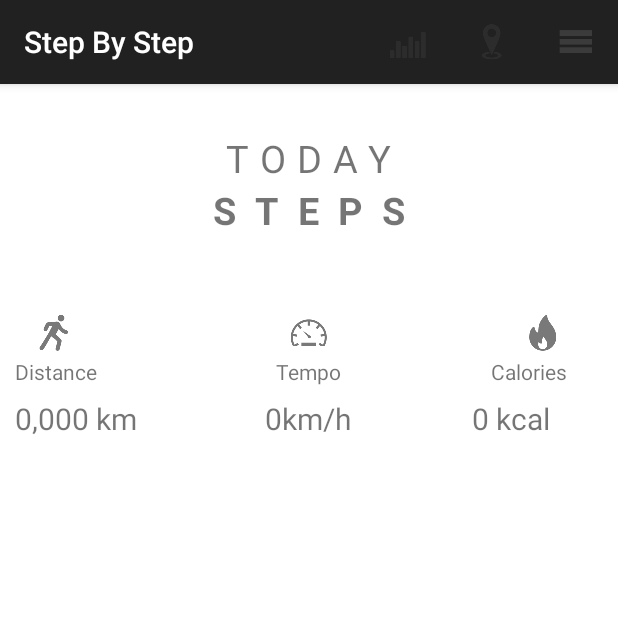
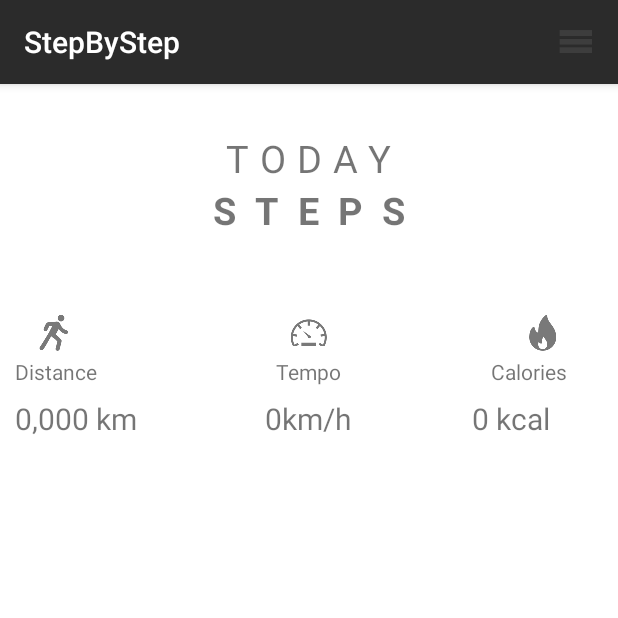
Before and after one commit to Blackgladiator/StepByStepFinal, an Android app: the screen it shows after launch (MainActivity), on a phone screen of 412 x 824 dp, the top half of it. Run offline under Robolectric (Android 15) with nearby library versions, the phone set to English and light mode, and no system bars; 1 statement that could not run was skipped.

Commit message:
Änderungen an der ActionBar

```diff
--- a/app/src/main/AndroidManifest.xml
+++ b/app/src/main/AndroidManifest.xml
@@ -13,7 +13,7 @@
         android:label="@string/app_name"
         android:roundIcon="@mipmap/ic_launcher_round"
         android:supportsRtl="true"
-        android:theme="@style/Theme.AppCompat.Light.DarkActionBar">
+        android:theme="@style/AppTheme">
 
         <meta-data
             android:name="com.google.android.geo.API_KEY"
--- a/app/src/main/java/dienichtskoenner/stepbystep/MainActivity.java
+++ b/app/src/main/java/dienichtskoenner/stepbystep/MainActivity.java
@@ -14,7 +14,6 @@ public class MainActivity extends AppCompatActivity {
     protected void onCreate(Bundle savedInstanceState) {
         super.onCreate(savedInstanceState);
         setContentView(R.layout.activity_main);
-        getSupportActionBar().setTitle("Step By Step");
         getSupportActionBar().setDisplayHomeAsUpEnabled(false);
         initFragments();
     }
--- a/app/src/main/res/menu/menu_main.xml
+++ b/app/src/main/res/menu/menu_main.xml
@@ -7,22 +7,15 @@
     <item
         android:id="@+id/action_bar_chart"
         android:icon="@drawable/chart"
-        android:orderInCategory="100"
+        android:orderInCategory="1"
         android:title="Chart"
-        app:showAsAction="always"></item>
+        app:showAsAction="never"></item>
 
     <item
         android:id="@+id/action_bar_location"
         android:icon="@drawable/location"
-        android:orderInCategory="100"
+        android:orderInCategory="2"
         android:title="Location"
-        app:showAsAction="always"></item>
-
-    <item
-        android:id="@+id/action_bar_folder"
-        android:icon="@drawable/menu"
-        android:orderInCategory="100"
-        android:title="Information"
-        app:showAsAction="ifRoom"></item>
+        app:showAsAction="never"></item>
 
 </menu>
--- a/app/src/main/res/values/colors.xml
+++ b/app/src/main/res/values/colors.xml
@@ -1,6 +1,6 @@
 <?xml version="1.0" encoding="utf-8"?>
 <resources>
-    <color name="colorPrimary">#3F51B5</color>
-    <color name="colorPrimaryDark">#303F9F</color>
-    <color name="colorAccent">#FF4081</color>
+    <color name="colorPrimary">#2b2b2b</color>
+    <color name="colorPrimaryDark">#2b2b2b</color>
+    <color name="colorAccent">#ffffff</color>
 </resources>
--- a/app/src/main/res/values/styles.xml
+++ b/app/src/main/res/values/styles.xml
@@ -6,6 +6,13 @@
         <item name="colorPrimary">@color/colorPrimary</item>
         <item name="colorPrimaryDark">@color/colorPrimaryDark</item>
         <item name="colorAccent">@color/colorAccent</item>
+        <item name="android:actionOverflowButtonStyle">@style/ActionButtonOverflow</item>
+
     </style>
 
+    <style name="ActionButtonOverflow" parent="android:style/Widget.Holo.ActionButton.Overflow">
+        <item name="android:src">@drawable/menu</item>
+    </style>
+
+
 </resources>
```
